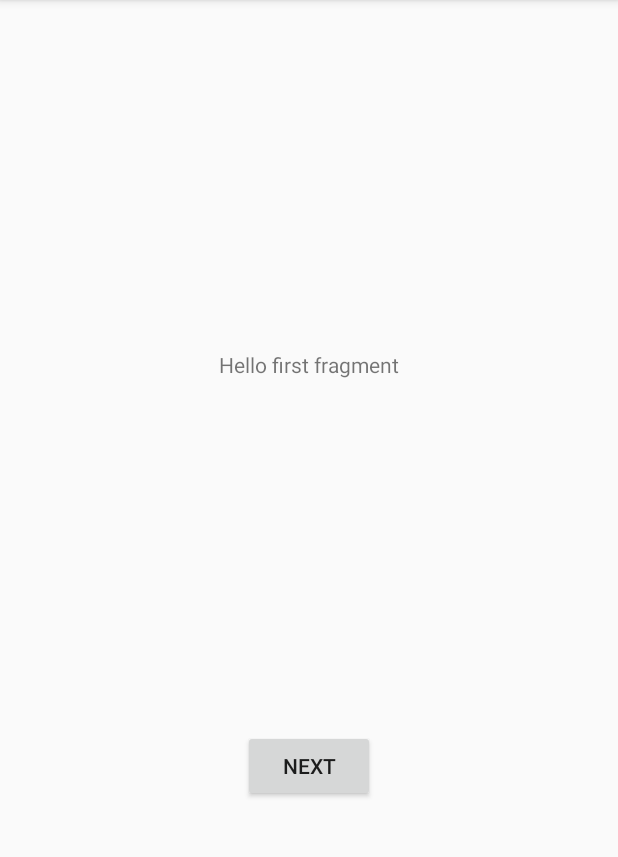
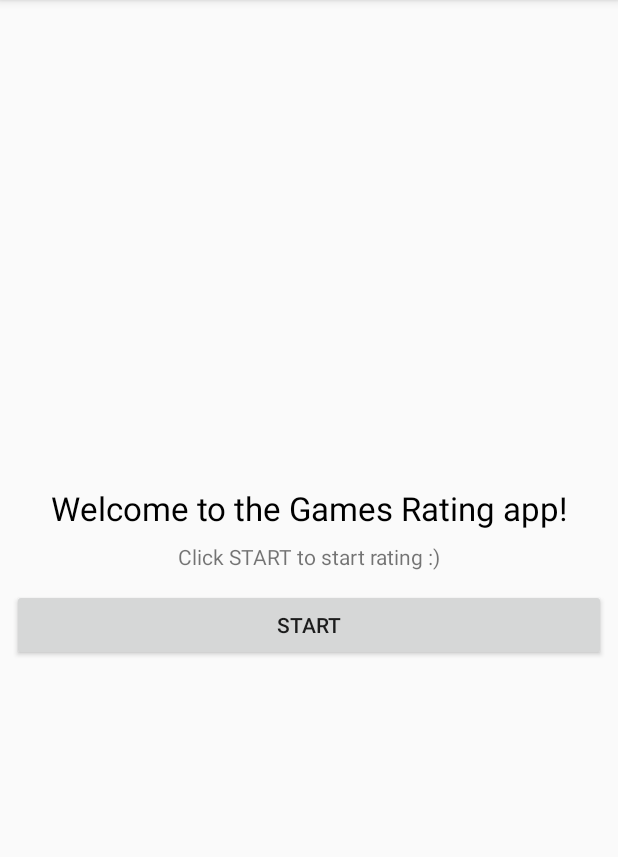
Before and after one commit to NoNamer777/MadLevel3Task1, an Android app: the screen it shows after launch (MainActivity), on a phone screen of 412 x 824 dp, the part 84-941 px from its top. Run offline under Robolectric (Android 15) with nearby library versions, the phone set to English and light mode, and no system bars.

```diff
--- a/app/src/main/java/com/nonamer777/madlevel3task1/StartFragment.kt
+++ b/app/src/main/java/com/nonamer777/madlevel3task1/StartFragment.kt
@@ -5,6 +5,8 @@ import android.view.LayoutInflater
 import android.view.View
 import android.view.ViewGroup
 import androidx.fragment.app.Fragment
+import androidx.navigation.fragment.findNavController
+import kotlinx.android.synthetic.main.fragment_start.*
 
 /**
  * A simple [Fragment] subclass as the default destination in the navigation.
@@ -18,4 +20,12 @@ class StartFragment : Fragment() {
         // Inflate the layout for this fragment
         return inflater.inflate(R.layout.fragment_start, container, false)
     }
+
+    override fun onViewCreated(view: View, savedInstanceState: Bundle?) {
+        super.onViewCreated(view, savedInstanceState)
+
+        btnStartRating.setOnClickListener {
+            findNavController().navigate(R.id.action_startFragment_to_ratingFragment)
+        }
+    }
 }
--- a/app/src/main/res/layout/fragment_start.xml
+++ b/app/src/main/res/layout/fragment_start.xml
@@ -2,27 +2,55 @@
 <androidx.constraintlayout.widget.ConstraintLayout xmlns:android="http://schemas.android.com/apk/res/android"
     xmlns:app="http://schemas.android.com/apk/res-auto"
     xmlns:tools="http://schemas.android.com/tools"
+    android:id="@+id/clStart"
     android:layout_width="match_parent"
     android:layout_height="match_parent"
     tools:context=".StartFragment">
 
     <TextView
-        android:id="@+id/textview_first"
-        android:layout_width="wrap_content"
+        android:id="@+id/tvTitle"
+        android:layout_width="0dp"
         android:layout_height="wrap_content"
-        android:text="@string/hello_first_fragment"
-        app:layout_constraintBottom_toTopOf="@id/button_first"
+        android:layout_marginStart="8sp"
+        android:layout_marginTop="4sp"
+        android:layout_marginEnd="8sp"
+        android:layout_marginBottom="4sp"
+        android:text="@string/txt_title"
+        android:textAlignment="center"
+        android:textColor="@android:color/black"
+        android:textSize="22sp"
+        app:layout_constraintBottom_toTopOf="@+id/tvHeader"
         app:layout_constraintEnd_toEndOf="parent"
         app:layout_constraintStart_toStartOf="parent"
-        app:layout_constraintTop_toTopOf="parent" />
+        app:layout_constraintTop_toTopOf="parent"
+        app:layout_constraintVertical_chainStyle="packed" />
+
+    <TextView
+        android:id="@+id/tvHeader"
+        android:layout_width="0dp"
+        android:layout_height="wrap_content"
+        android:layout_marginStart="8sp"
+        android:layout_marginTop="4sp"
+        android:layout_marginEnd="8sp"
+        android:layout_marginBottom="4sp"
+        android:text="@string/txt_header"
+        android:textAlignment="center"
+        app:layout_constraintBottom_toTopOf="@+id/btnStartRating"
+        app:layout_constraintEnd_toEndOf="parent"
+        app:layout_constraintStart_toStartOf="parent"
+        app:layout_constraintTop_toBottomOf="@+id/tvTitle" />
 
     <Button
-        android:id="@+id/button_first"
-        android:layout_width="wrap_content"
+        android:id="@+id/btnStartRating"
+        android:layout_width="0dp"
         android:layout_height="wrap_content"
-        android:text="@string/next"
+        android:layout_marginStart="8sp"
+        android:layout_marginTop="8sp"
+        android:layout_marginEnd="8sp"
+        android:layout_marginBottom="8sp"
+        android:text="@string/btn_start_rating_label"
         app:layout_constraintBottom_toBottomOf="parent"
         app:layout_constraintEnd_toEndOf="parent"
         app:layout_constraintStart_toStartOf="parent"
-        app:layout_constraintTop_toBottomOf="@id/textview_first" />
+        app:layout_constraintTop_toBottomOf="@+id/tvHeader" />
 </androidx.constraintlayout.widget.ConstraintLayout>
--- a/app/src/main/res/navigation/nav_graph.xml
+++ b/app/src/main/res/navigation/nav_graph.xml
@@ -8,7 +8,11 @@
         android:id="@+id/startFragment"
         android:name="com.nonamer777.madlevel3task1.StartFragment"
         android:label="fragment_start"
-        tools:layout="@layout/fragment_start" />
+        tools:layout="@layout/fragment_start" >
+        <action
+            android:id="@+id/action_startFragment_to_ratingFragment"
+            app:destination="@id/ratingFragment" />
+    </fragment>
     <fragment
         android:id="@+id/ratingFragment"
         android:name="com.nonamer777.madlevel3task1.RatingFragment"
--- a/app/src/main/res/values/strings.xml
+++ b/app/src/main/res/values/strings.xml
@@ -4,9 +4,10 @@
     <!-- Strings used for fragments for navigation -->
     <string name="first_fragment_label">First Fragment</string>
     <string name="second_fragment_label">Second Fragment</string>
-    <string name="next">Next</string>
     <string name="previous">Previous</string>
 
-    <string name="hello_first_fragment">Hello first fragment</string>
     <string name="hello_second_fragment">Hello second fragment. Arg: %1$s</string>
+    <string name="btn_start_rating_label">start</string>
+    <string name="txt_header">Click START to start rating :)</string>
+    <string name="txt_title">Welcome to the Games Rating app!</string>
 </resources>
```
